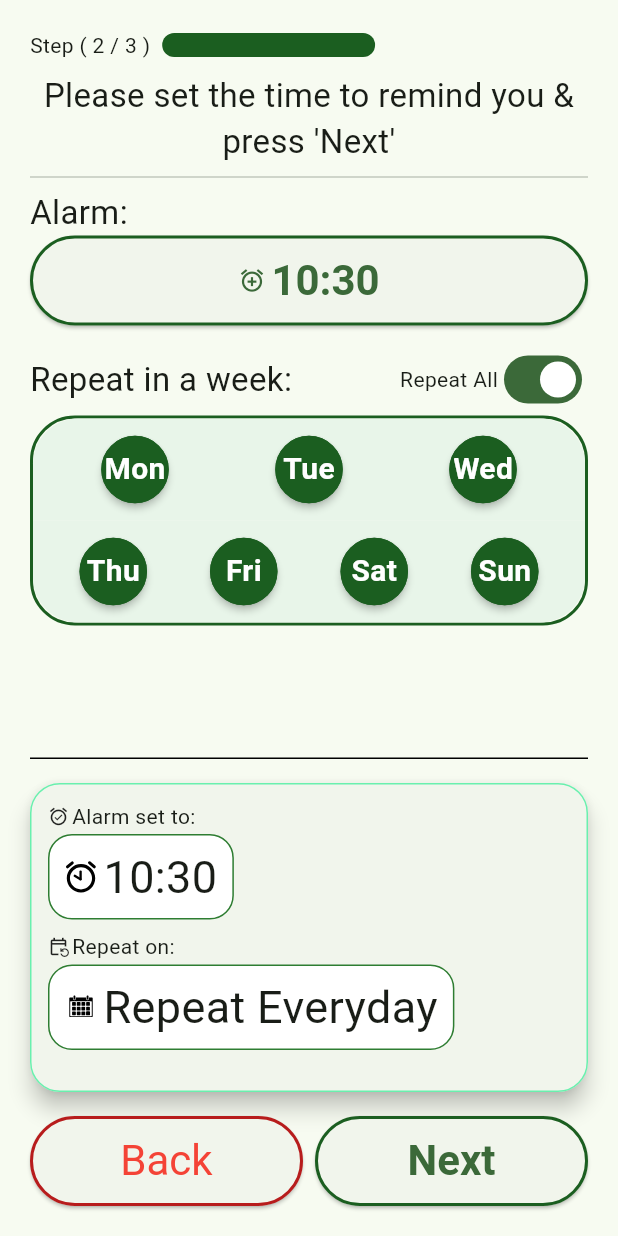
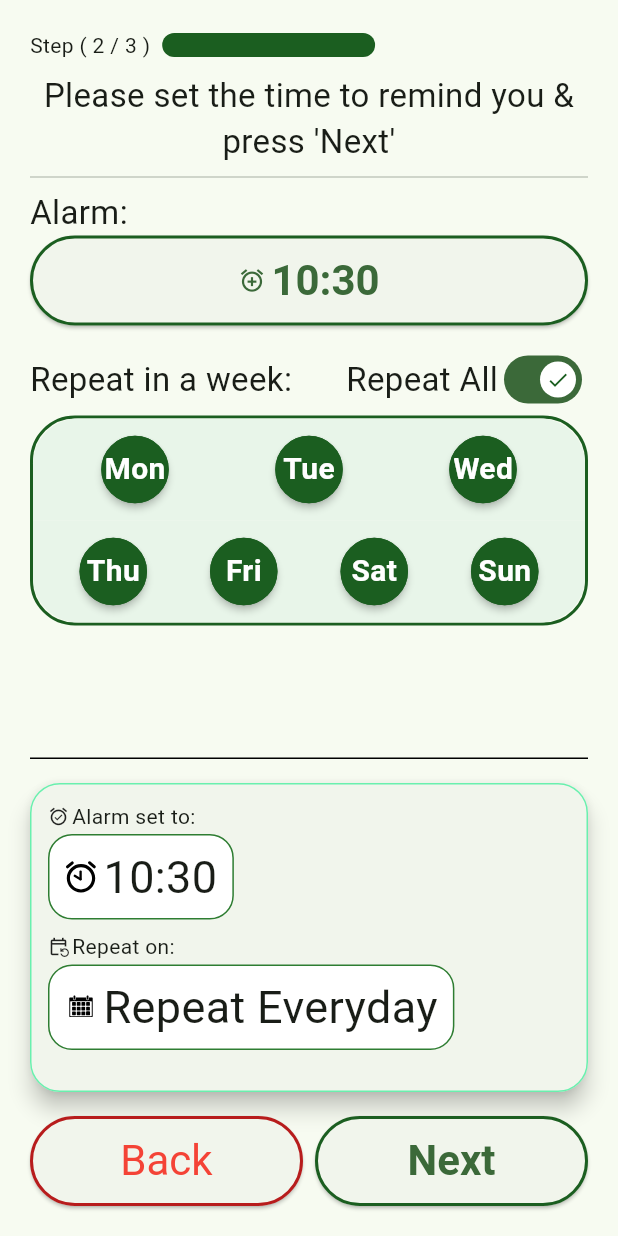
Before and after one commit to librajackyty/ESoundReminder, a Flutter app: the ReminderNewPage2 screen opened by its route, on a phone screen of 412 x 824 dp. Run offline on Flutter 3.47's test engine with Material 2 defaults, Android fonts, the phone set to English and light mode, and no system bars; drawn by our look-alikes of flutter_animation_progress_bar; our stand-ins replace flutter_local_notifications, flutter_native_timezone, hive, hive_flutter, lottie, package_info_plus and 3 more; missing offline and left inert: day_night_time_picker; accounts and stored records are empty; project files that could hold a hidden picture were left out.

Commit message:
Update switch btn

```diff
--- a/lib/widgets/custom_labeled_switch.dart
+++ b/lib/widgets/custom_labeled_switch.dart
@@ -1,6 +1,8 @@
+import 'package:e_sound_reminder_app/utils/constants.dart';
 import 'package:e_sound_reminder_app/widgets/custom_text_small_ex.dart';
 import 'package:flutter/material.dart';
 
+import '../utils/feedback.dart';
 import 'custom_text_small.dart';
 
 class LabeledSwitch extends StatelessWidget {
@@ -31,12 +33,19 @@ class LabeledSwitch extends StatelessWidget {
           children: [
             Expanded(child: CusSText(label)),
             labelRight != null
-                ? CusExSText(labelRight!)
+                ? CusSText(labelRight!)
                 : const SizedBox.shrink(),
             Switch(
+              thumbIcon: value
+                  ? MaterialStatePropertyAll(Icon(
+                      Icons.done,
+                      color: elementActiveColor,
+                    ))
+                  : MaterialStatePropertyAll(Icon(Icons.close)),
               value: value,
               onChanged: (bool newValue) {
                 onChanged(newValue);
+                runHapticSound();
               },
             ),
           ],
--- a/pubspec.yaml
+++ b/pubspec.yaml
@@ -3,7 +3,7 @@ description: Flutter project of smart reminder mobile app for elderly people
 
 publish_to: 'none' # Remove this line if you wish to publish to pub.dev
 
-version: 0.9.6+1
+version: 0.9.6+2
 
 environment:
   sdk: '>=2.18.4 <3.0.0'
```
